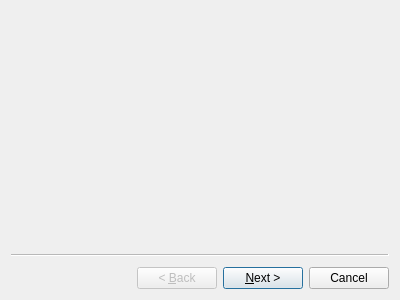
First picture: the form in wizard1.ui, repository doublebyte1/eaf, before the edit.
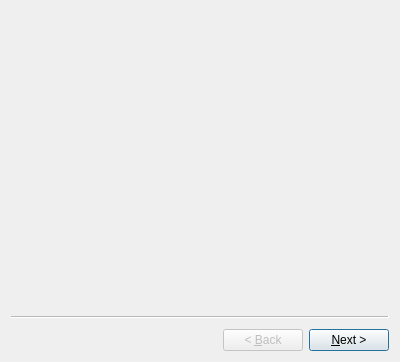
Second picture: the form after the edit. Custom widgets are drawn as their Qt base class.

Commit message: - Added sample data - Changed dock to load, on the event of clicking the button - Load/unload sample layer with dock window - Added default no-choice for all combos

What changed in the file:
```diff
--- a/wizard1.ui
+++ b/wizard1.ui
@@ -7,7 +7,7 @@
     <x>0</x>
     <y>0</y>
     <width>400</width>
-    <height>300</height>
+    <height>362</height>
    </rect>
   </property>
   <property name="windowTitle">
@@ -16,6 +16,9 @@
   <property name="wizardStyle">
    <enum>QWizard::ClassicStyle</enum>
   </property>
+  <property name="options">
+   <set>QWizard::NoCancelButton</set>
+  </property>
   <widget class="page1dialog" name="wizardPage1"/>
   <widget class="page2dialog" name="wizardPage2"/>
  </widget>
```
The commit also changes 12 other files.
